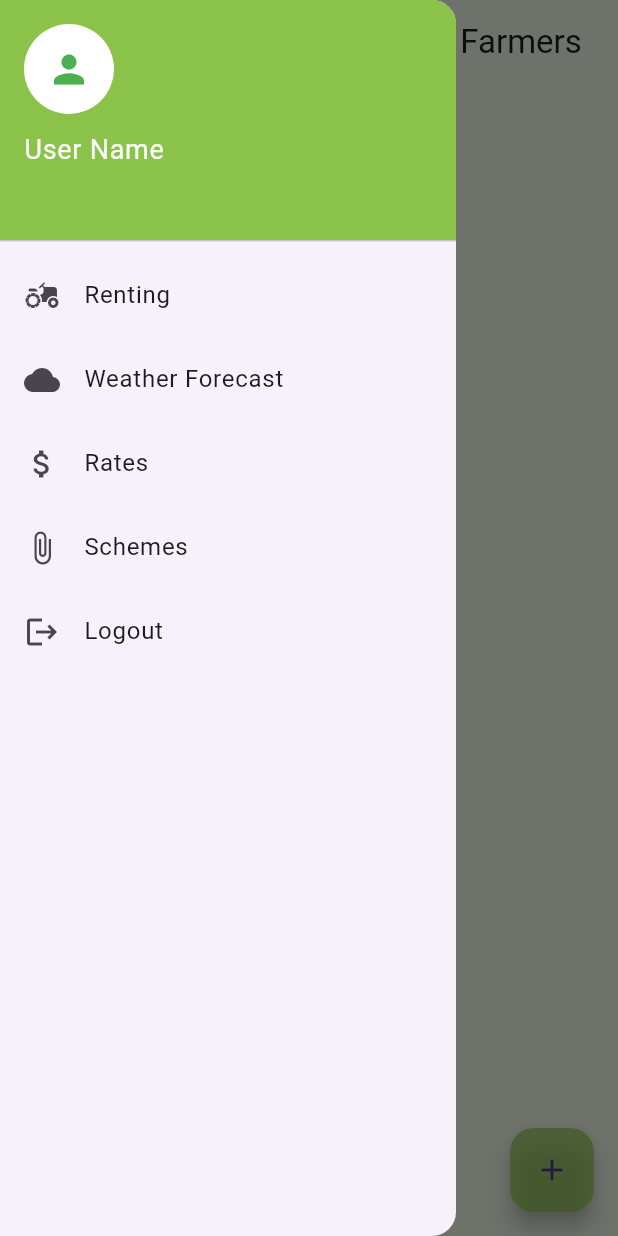
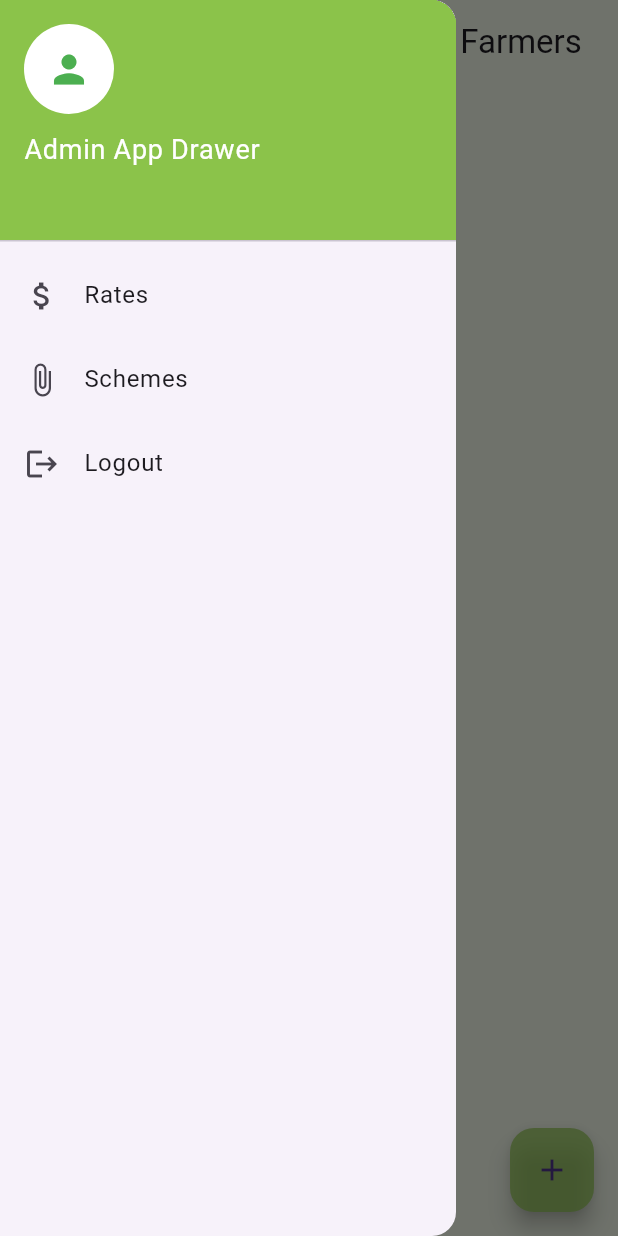
Before and after one commit to Apadgilwar3402/KrishiUrja3320, a Flutter app: the AdminConsole screen opened directly, with the side drawer open, on a phone screen of 412 x 824 dp. Run offline on Flutter 3.47's test engine with Material 3 defaults, Android fonts, the phone set to English and light mode, and no system bars; our stand-ins replace cloud_firestore, firebase_auth, firebase_core, firebase_storage, geocoding, geolocator and 3 more; missing offline and left inert: mailer; accounts and stored records are empty.

```diff
--- a/lib/components/admin_drawer.dart
+++ b/lib/components/admin_drawer.dart
@@ -60,7 +60,7 @@ class AppDrawer1 extends StatelessWidget {
                 ),
                 SizedBox(height: 10),
                 Text(
-                  'User Name',
+                  'Admin App Drawer',
                   style: TextStyle(
                     color: Colors.white,
                     fontSize: 18,
@@ -75,29 +75,29 @@ class AppDrawer1 extends StatelessWidget {
               ],
             ),
           ),
-          ListTile(
-            title: Text('Renting'),
-            leading: Icon(Icons.agriculture),
-            onTap: () {
-              //Navigate to the renting module
-              Navigator.push(
-                context,
-                MaterialPageRoute(
-                    builder: (context) => AdminRentRequestsScreen()),
-              );
-            },
-          ),
-          ListTile(
-            title: Text('Weather Forecast'),
-            leading: Icon(Icons.cloud),
-            onTap: () {
-              Navigator.push(
-                context,
-                MaterialPageRoute(builder: (context) => const Forecaste()),
-              );
-              // Navigate to the weather forecast module
-            },
-          ),
+          // ListTile(
+          //   title: Text('Renting'),
+          //   leading: Icon(Icons.agriculture),
+          //   onTap: () {
+          //     //Navigate to the renting module
+          //     Navigator.push(
+          //       context,
+          //       MaterialPageRoute(
+          //           builder: (context) => AdminRentRequestsScreen()),
+          //     );
+          //   },
+          // ),
+          // ListTile(
+          //   title: Text('Weather Forecast'),
+          //   leading: Icon(Icons.cloud),
+          //   onTap: () {
+          //     Navigator.push(
+          //       context,
+          //       MaterialPageRoute(builder: (context) => const Forecaste()),
+          //     );
+          //     // Navigate to the weather forecast module
+          //   },
+          // ),
           ListTile(
             title: Text('Rates'),
             leading: Icon(Icons.attach_money),
--- a/lib/components/app_drawer.dart
+++ b/lib/components/app_drawer.dart
@@ -19,7 +19,6 @@ class AppDrawer extends StatelessWidget {
     String photoUrl = user?.photoURL ?? '';
 
     return Drawer(
-      child: SingleChildScrollView(
         child: Column(
           children: <Widget>[
             DrawerHeader(
@@ -109,7 +108,6 @@ class AppDrawer extends StatelessWidget {
             ),
           ],
         ),
-      ),
     );
   }
 }
```
